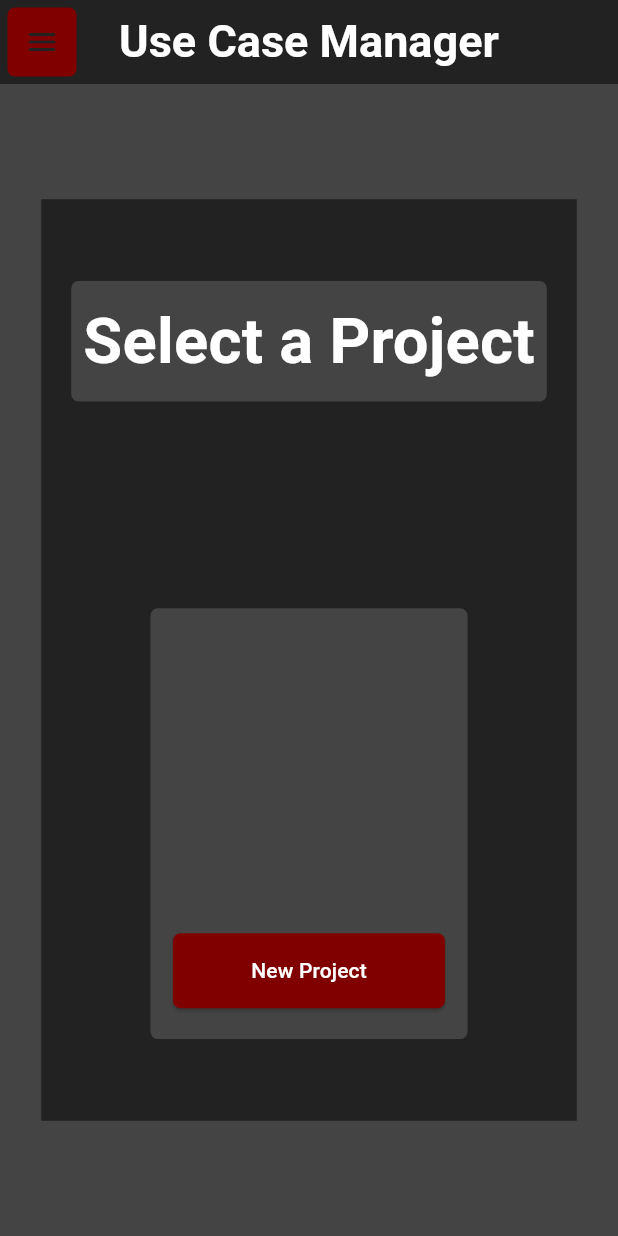
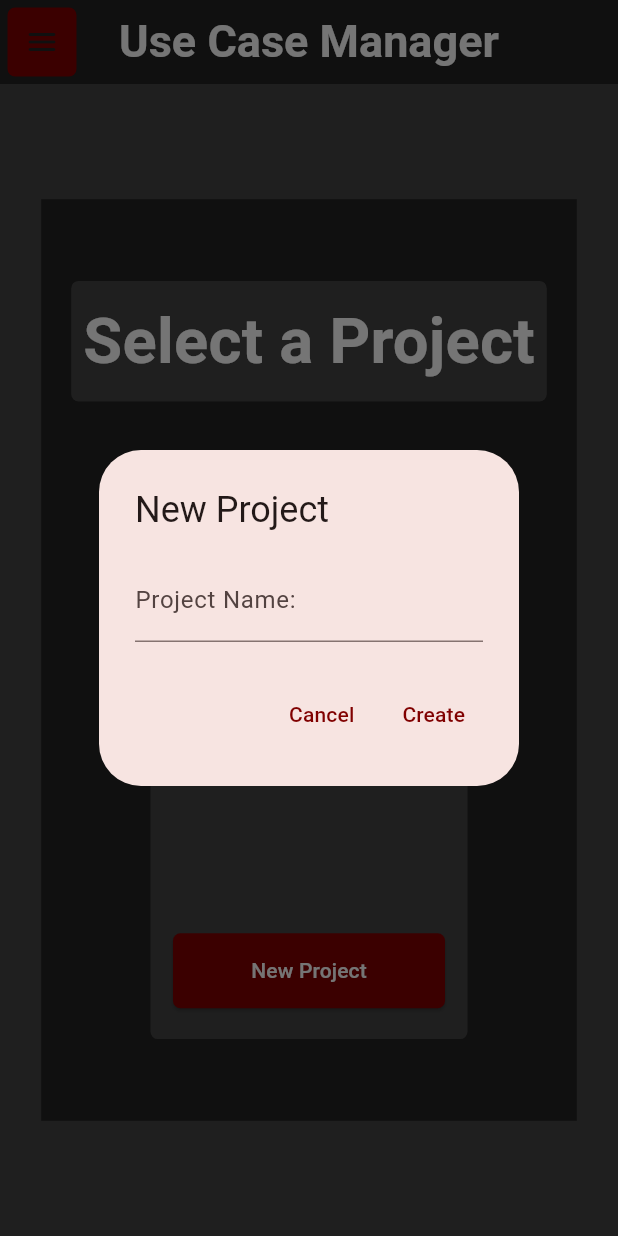
Before and after one commit to jthorp07/use-case-manager-csse480, a Flutter app: the screen it shows once a user with an empty profile is signed in, after a tap on "New Project", on a phone screen of 412 x 824 dp. Run offline on Flutter 3.47's test engine with Material 2 defaults, Android fonts, the phone set to English and light mode, and no system bars; our stand-ins replace cloud_firestore, email_validator, firebase_auth, firebase_core; missing offline and left inert: dart:html, firebase_ui_auth, firebase_ui_oauth_google; accounts and stored records are empty.

Commit message:
create projects

```diff
--- a/use_case_manager/lib/components/project_list_window.dart
+++ b/use_case_manager/lib/components/project_list_window.dart
@@ -3,9 +3,18 @@ import 'package:use_case_manager/components/color_scheme.dart';
 import 'package:use_case_manager/managers/project_collection_manager.dart';
 import 'package:use_case_manager/model/project.dart';
 
-class ProjectList extends StatelessWidget {
+class ProjectList extends StatefulWidget {
   final List<Project> projects;
   const ProjectList({super.key, required this.projects});
+  @override
+  State<ProjectList> createState() => _ProjectListState();
+}
+
+class _ProjectListState extends State<ProjectList> {
+
+
+  final TextEditingController projectController = TextEditingController();
+
   @override
   Widget build(BuildContext context) {
     return LayoutBuilder(builder: (context1, constraints) {
@@ -26,7 +35,7 @@ class ProjectList extends StatelessWidget {
                   type: MaterialType.transparency,
                   child: ListView.separated(
                     scrollDirection: Axis.vertical,
-                    itemCount: projects.length,
+                    itemCount: widget.projects.length,
                     separatorBuilder: (context, index) => const SizedBox(
                       height: 10,
                     ),
@@ -34,7 +43,7 @@ class ProjectList extends StatelessWidget {
                       return ListTile(
                         onTap: () {
                           ProjectCollectionManager.instance
-                              .selectProject(projects[n], () {
+                              .selectProject(widget.projects[n], () {
                             Navigator.of(context1).pushNamed("/use_cases");
                           });
                         },
@@ -44,8 +53,8 @@ class ProjectList extends StatelessWidget {
                         hoverColor: UCMColorScheme.darkGray,
                         title: Center(
                           child: Text(
-                            projects.isNotEmpty
-                                ? projects[n].title
+                            widget.projects.isNotEmpty
+                                ? widget.projects[n].title
                                 : "Project $n",
                             style: const TextStyle(color: UCMColorScheme.white),
                           ),
@@ -69,7 +78,13 @@ class ProjectList extends StatelessWidget {
                             UCMColorScheme.roseRed),
                         shape: MaterialStatePropertyAll(RoundedRectangleBorder(
                             borderRadius: BorderRadius.circular(5)))),
-                    onPressed: () {},
+                    onPressed: () {
+                      showNewProjectDialog(context, () {
+                        setState(() {
+
+                        });
+                      });
+                    },
                     child: const Text(
                       "New Project",
                       style: TextStyle(color: UCMColorScheme.white),
@@ -83,4 +98,45 @@ class ProjectList extends StatelessWidget {
       );
     });
   }
+
+  void showNewProjectDialog(BuildContext context, Function onPressedCallback) {
+    debugPrint("new project dialog");
+    showDialog(
+        context: context,
+        builder: (context) {
+          projectController.text = "";
+          return AlertDialog(
+            title: Text("New Project"),
+            content: Column(
+              mainAxisSize: MainAxisSize.min,
+              children: [
+                TextFormField(
+                  controller: projectController,
+                  decoration: const InputDecoration(
+                    labelText: "Project Name:",
+                  ),
+                ),
+
+              ],
+            ),
+            actions: [
+              TextButton(
+                onPressed: () {
+                  Navigator.pop(context);
+                },
+                child: const Text("Cancel"),
+              ),
+              TextButton(
+                onPressed: () {
+                  ProjectCollectionManager.instance.add(title: projectController.text).then((success) {
+                    onPressedCallback();
+                  });
+                  Navigator.pop(context);
+                },
+                child: const Text("Create"),
+              ),
+            ],
+          );
+        });
+  }
 }
```
